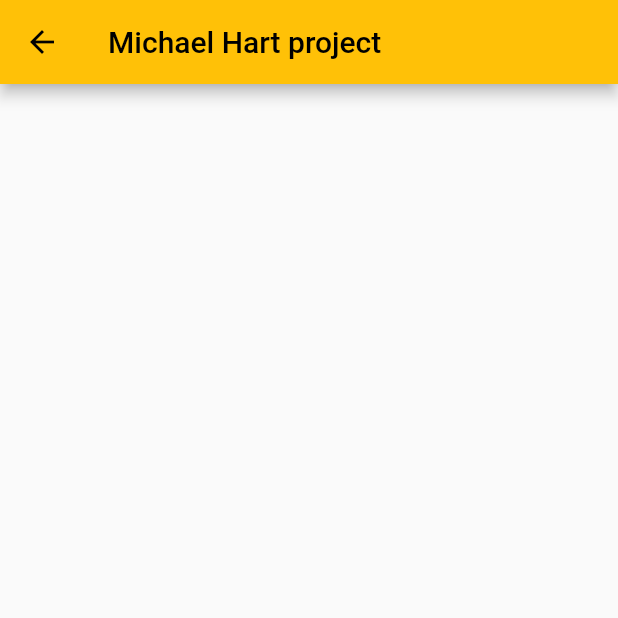
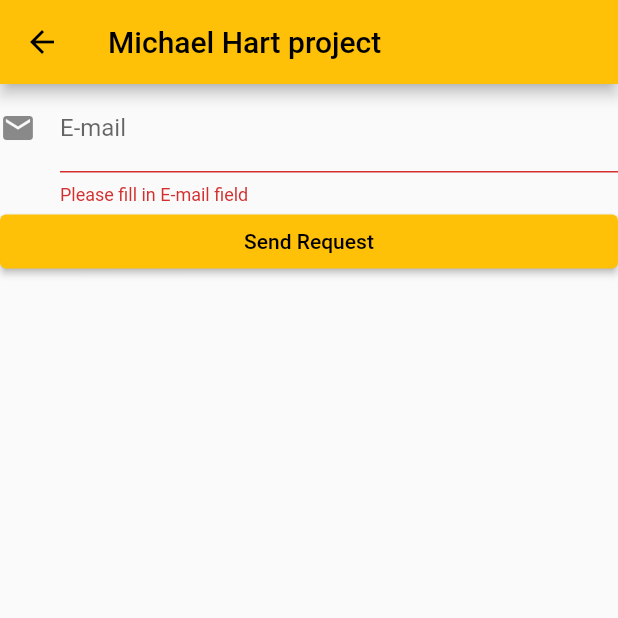
Before and after one commit to paowick/bookstoreMobile, a Flutter app: the Resetpass screen opened by its route, on a phone screen of 412 x 824 dp, the top half of it. Run offline on Flutter 3.47's test engine with Material 2 defaults, Android fonts, the light colour scheme and no system bars; our stand-ins replace cloud_firestore, firebase_auth, firebase_core; accounts and stored records are empty.

Commit message:
reset password page

```diff
--- a/bookstore/lib/resetpass.dart
+++ b/bookstore/lib/resetpass.dart
@@ -1,6 +1,7 @@
+import 'package:bookstore/login.dart';
+import 'package:firebase_auth/firebase_auth.dart';
 import 'package:flutter/material.dart';
-import 'package:flutter/src/widgets/container.dart';
-import 'package:flutter/src/widgets/framework.dart';
+
 import 'package:bookstore/main.dart';
 
 class Resetpass extends StatefulWidget {
@@ -11,12 +12,73 @@ class Resetpass extends StatefulWidget {
 }
 
 class _ResetpassState extends State<Resetpass> {
+  TextEditingController _email = TextEditingController();
+
+  final auth = FirebaseAuth.instance;
   @override
   Widget build(BuildContext context) {
     return Scaffold(
       appBar: AppBar(
         title: Text(appName),
       ),
+      body: Form(
+        autovalidateMode: AutovalidateMode.always,
+        child: ListView(
+          children: <Widget>[
+            emailTextFormField(),
+            sendToEmail(context),
+          ],
+        ),
+      ),
     );
   }
+
+  TextFormField emailTextFormField() {
+    return TextFormField(
+      controller: _email,
+      validator: (value) {
+        if (!validateEmail(value!))
+          return 'Please fill in E-mail field';
+        else
+          return null;
+      },
+      keyboardType: TextInputType.emailAddress,
+      textInputAction: TextInputAction.next,
+      decoration: const InputDecoration(
+        labelText: 'E-mail',
+        icon: Icon(Icons.email),
+        hintText: 'x@x.com',
+      ),
+    );
+  }
+
+  bool validateEmail(String value) {
+    RegExp regex = RegExp(
+        r'^(([^>()[\]\\.,;:\s@\"]+(\.[^<>()[\]\\.,;:\s@\"]+)*)|(\".+\"))@((\[[0-9]{1,3}\.[0-9]{1,3}\.[0-9]{1,3}\.[0-9]{1,3}\])|(([a-zA-Z\-0-9]+\.)+[a-zA-Z]{2,}))$');
+
+    return (!regex.hasMatch(value)) ? false : true;
+  }
+
+  ElevatedButton sendToEmail(BuildContext context) {
+    return ElevatedButton(
+        onPressed: () {
+          resetPassword(_email.text);
+          Navigator.pushAndRemoveUntil(
+              context,
+              MaterialPageRoute(builder: (context) => const LoginPage()),
+              ModalRoute.withName('/'));
+        },
+        child: Text('Send Request'));
+  }
+
+  @override
+  Future<void> resetPassword(String email) async {
+    try {
+      await auth.sendPasswordResetEmail(email: email);
+    } on FirebaseAuthException catch (e) {
+      ScaffoldMessenger.of(context)
+          .showSnackBar(const SnackBar(content: Text("Wrong Email")));
+      print(e);
+    }
+  }
 }
```
